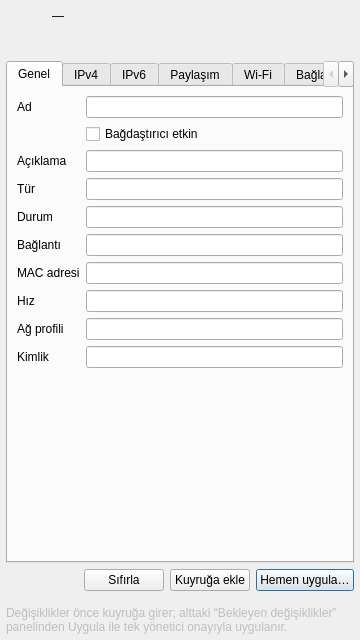
This is src/networkplus/ui/modules/inspector/inspector.ui in mcansiz/NetworkPlus as Qt 5 draws it before an edit. The edited form follows.
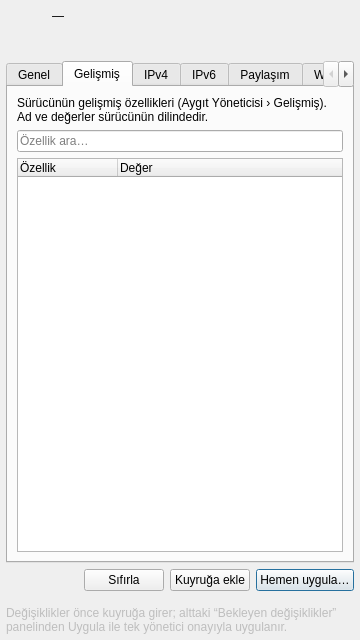
This is the edited form. The open tabs and pages were chosen to show the change.

Commit message:
Show advanced driver properties in a new inspector tab
- snapshot.ps1: 'advanced' section (Get-NetAdapterAdvancedProperty, ~65 ms)
- normalize: per-adapter advanced[] (keyword, display, value, registry,
  options, default, range)
- Inspector: "Advanced" tab next to "General", locale-aware order like
  Device Manager, search, non-default values in bold, details in tooltip
- Fixture gets the host's 63 driver properties; anonymizer covers
  NetworkAddress
- Schema spec no longer uses a real domain name as example

What changed in the file:
```diff
--- a/src/networkplus/ui/modules/inspector/inspector.ui
+++ b/src/networkplus/ui/modules/inspector/inspector.ui
@@ -281,6 +281,53 @@
            </item>
           </layout>
          </widget>
+         <widget class="QWidget" name="tabAdvanced">
+          <attribute name="title">
+           <string>Gelişmiş</string>
+          </attribute>
+          <layout class="QVBoxLayout" name="lay_tabAdvanced">
+           <item>
+            <widget class="QLabel" name="lblAdvancedNote">
+             <property name="text">
+              <string>Sürücünün gelişmiş özellikleri (Aygıt Yöneticisi › Gelişmiş). Ad ve değerler sürücünün dilindedir.</string>
+             </property>
+             <property name="wordWrap">
+              <bool>true</bool>
+             </property>
+            </widget>
+           </item>
+           <item>
+            <widget class="QLineEdit" name="edAdvancedFilter">
+             <property name="placeholderText">
+              <string>Özellik ara…</string>
+             </property>
+             <property name="clearButtonEnabled">
+              <bool>true</bool>
+             </property>
+            </widget>
+           </item>
+           <item>
+            <widget class="QTreeWidget" name="treeAdvanced">
+             <property name="rootIsDecorated">
+              <bool>false</bool>
+             </property>
+             <property name="alternatingRowColors">
+              <bool>true</bool>
+             </property>
+             <column>
+              <property name="text">
+               <string>Özellik</string>
+              </property>
+             </column>
+             <column>
+              <property name="text">
+               <string>Değer</string>
+              </property>
+             </column>
+            </widget>
+           </item>
+          </layout>
+         </widget>
          <widget class="QWidget" name="tabIpv4">
           <attribute name="title">
            <string>IPv4</string>
```
The commit also changes 19 other files.
